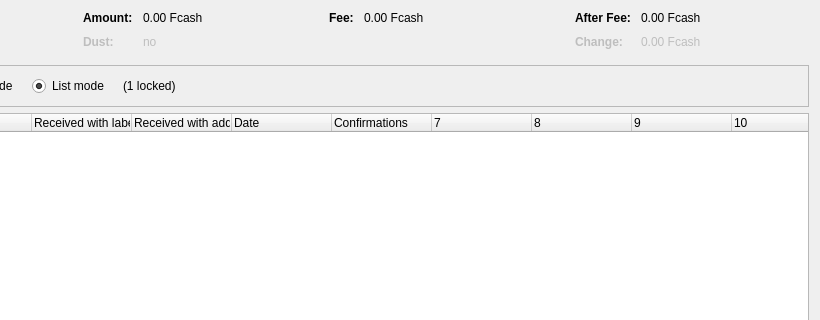
Before: the Qt Designer form src/qt/forms/coincontroldialog.ui in fcash-project/fcash-core, drawn with Qt 5; both pictures show x 180 to 1000 and y 0 to 320 of the 1000 by 500 pixel window.
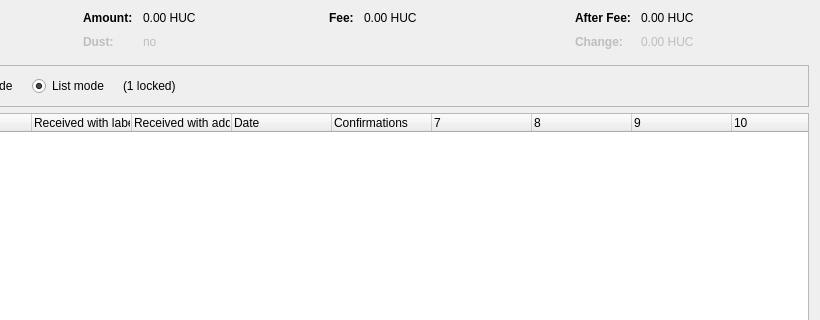
After: the same form once the commit is applied. Custom widgets are drawn as their Qt base class.

What changed in the file:
```diff
--- a/src/qt/forms/coincontroldialog.ui
+++ b/src/qt/forms/coincontroldialog.ui
@@ -132,7 +132,7 @@
           <enum>Qt::ActionsContextMenu</enum>
          </property>
          <property name="text">
-          <string notr="true">0.00 Fcash</string>
+          <string notr="true">0.00 HUC</string>
          </property>
          <property name="textInteractionFlags">
           <set>Qt::LinksAccessibleByMouse|Qt::TextSelectableByKeyboard|Qt::TextSelectableByMouse</set>
@@ -212,7 +212,7 @@
           <enum>Qt::ActionsContextMenu</enum>
          </property>
          <property name="text">
-          <string notr="true">0.00 Fcash</string>
+          <string notr="true">0.00 HUC</string>
          </property>
          <property name="textInteractionFlags">
           <set>Qt::LinksAccessibleByMouse|Qt::TextSelectableByKeyboard|Qt::TextSelectableByMouse</set>
@@ -257,7 +257,7 @@
           <enum>Qt::ActionsContextMenu</enum>
          </property>
          <property name="text">
-          <string notr="true">0.00 Fcash</string>
+          <string notr="true">0.00 HUC</string>
          </property>
          <property name="textInteractionFlags">
           <set>Qt::LinksAccessibleByMouse|Qt::TextSelectableByKeyboard|Qt::TextSelectableByMouse</set>
@@ -292,7 +292,7 @@
           <enum>Qt::ActionsContextMenu</enum>
          </property>
          <property name="text">
-          <string notr="true">0.00 Fcash</string>
+          <string notr="true">0.00 HUC</string>
          </property>
          <property name="textInteractionFlags">
           <set>Qt::LinksAccessibleByMouse|Qt::TextSelectableByKeyboard|Qt::TextSelectableByMouse</set>
```
Left out of the diff: 2 changed lines with no effect on the pictures.
